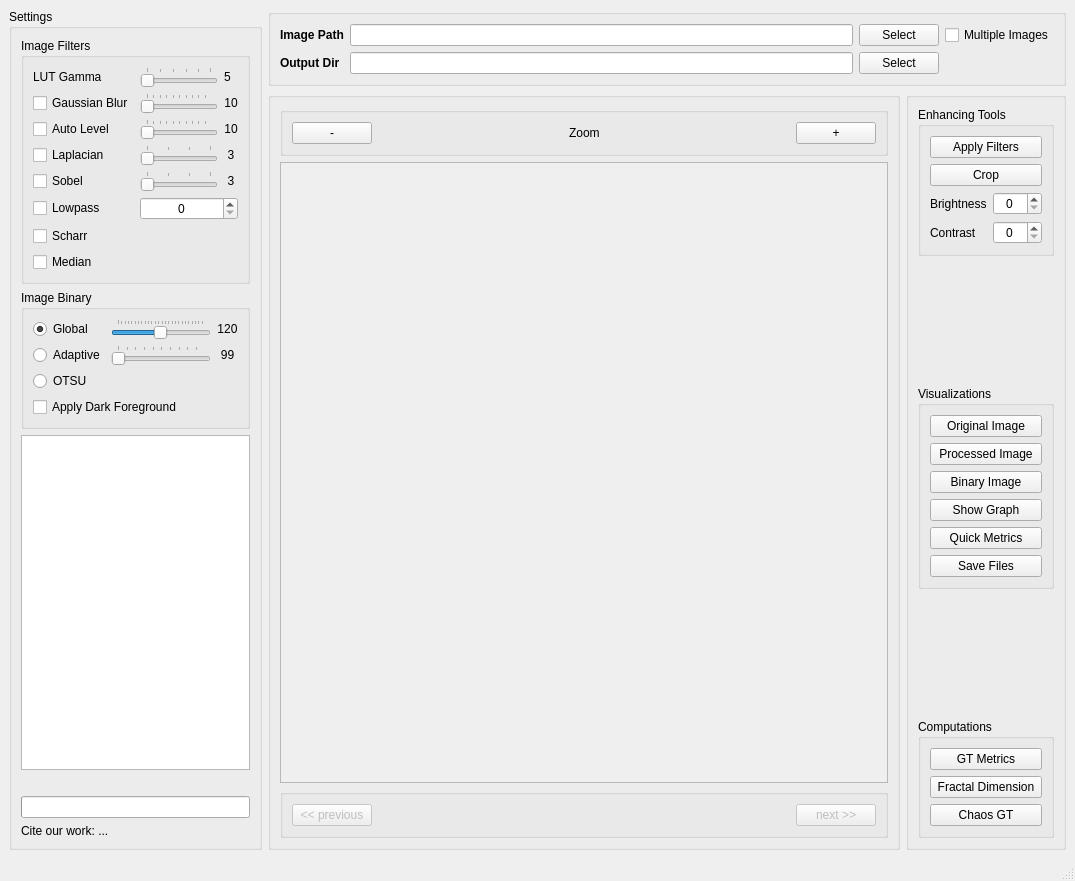
Before: the Qt Designer form src/StructuralGTb/apps/sgt.ui in owuordickson/structural-gt, drawn with Qt 5.
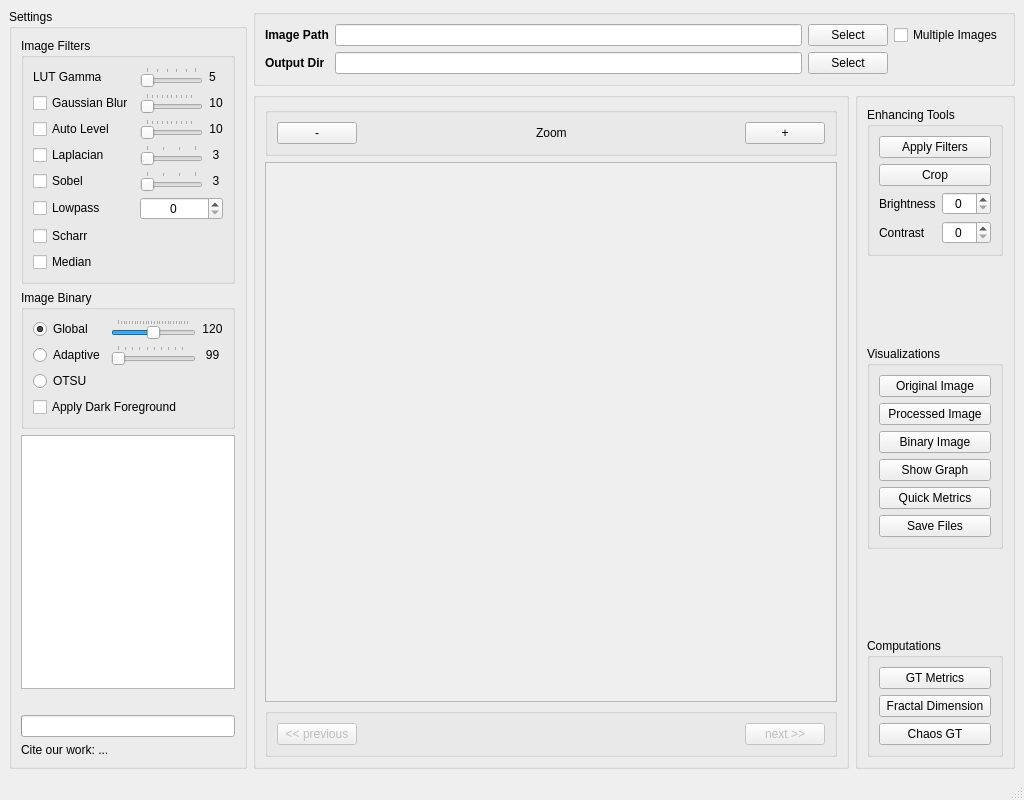
After: the same form once the commit is applied.

Commit message: Update v1.4.0: resizing main window

```diff
--- a/src/StructuralGTb/apps/sgt.ui
+++ b/src/StructuralGTb/apps/sgt.ui
@@ -7,8 +7,8 @@
    <rect>
     <x>0</x>
     <y>0</y>
-    <width>1075</width>
-    <height>881</height>
+    <width>1024</width>
+    <height>800</height>
    </rect>
   </property>
   <property name="font">
```
The commit also changes 2 other files.
